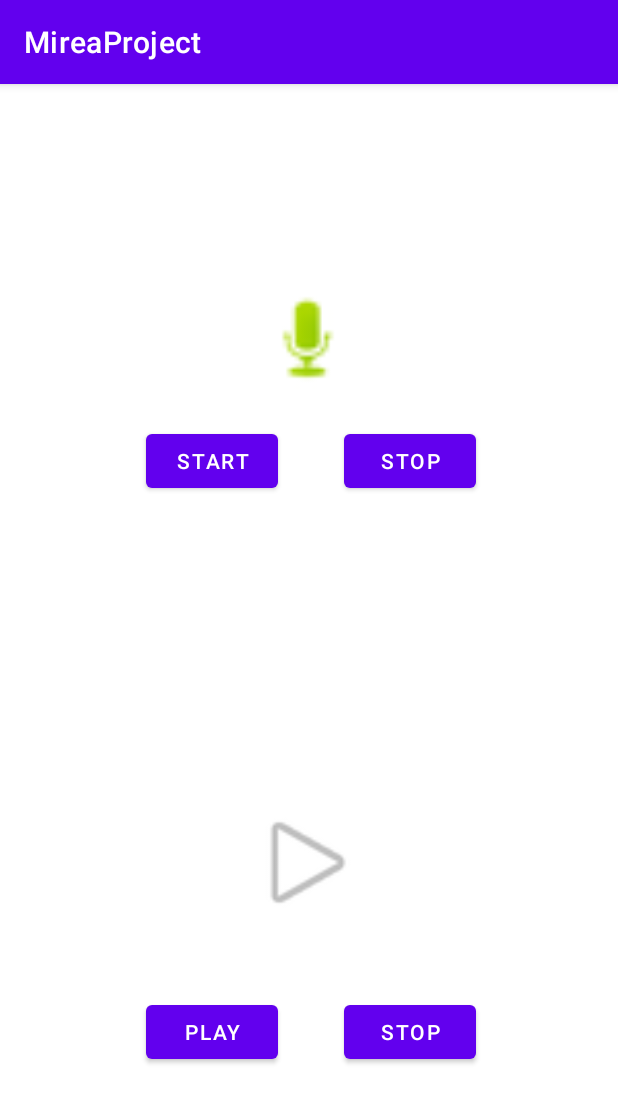
After one commit to Qlarchik/MireaProject, an Android app: the fragment AudioRecordFragment shown on its own in the app's theme, on a phone screen of 412 x 824 dp. The commit adds this screen. Shown: the top 1103 px of the screen. Run offline under Robolectric (Android 15) with nearby library versions, the phone set to English and light mode, and no system bars.

Commit message:
MireaProject: practice 5

```diff
--- /dev/null
+++ b/app/src/main/java/com/mirea/shakhnazaryan/mireaproject/AudioRecordFragment.java
@@ -0,0 +1,225 @@
+package com.mirea.shakhnazaryan.mireaproject;
+
+import android.Manifest;
+import android.content.ContentResolver;
+import android.content.ContentValues;
+import android.content.Context;
+import android.content.Intent;
+import android.content.pm.PackageManager;
+import android.media.MediaRecorder;
+import android.net.Uri;
+import android.os.Bundle;
+
+import androidx.annotation.NonNull;
+import androidx.core.app.ActivityCompat;
+import androidx.fragment.app.Fragment;
+
+import android.os.Environment;
+import android.provider.MediaStore;
+import android.util.Log;
+import android.view.LayoutInflater;
+import android.view.View;
+import android.view.ViewGroup;
+import android.widget.Button;
+import android.widget.Toast;
+
+import java.io.File;
+import java.io.IOException;
+
+/**
+ * A simple {@link Fragment} subclass.
+ * Use the {@link AudioRecordFragment#newInstance} factory method to
+ * create an instance of this fragment.
+ */
+public class AudioRecordFragment extends Fragment {
+
+    // TODO: Rename parameter arguments, choose names that match
+    // the fragment initialization parameters, e.g. ARG_ITEM_NUMBER
+    private static final String ARG_PARAM1 = "param1";
+    private static final String ARG_PARAM2 = "param2";
+
+    // TODO: Rename and change types of parameters
+    private String mParam1;
+    private String mParam2;
+
+    private static final String TAG = MainActivity.class.getSimpleName();
+    private static final int REQUEST_CODE_PERMISSION = 100;
+    private final String[] PERMISSIONS = {
+            Manifest.permission.WRITE_EXTERNAL_STORAGE,
+            Manifest.permission.RECORD_AUDIO
+    };
+    private boolean isWork;
+    private MediaRecorder mediaRecorder;
+    private File audioFile;
+
+    public AudioRecordFragment() {
+        // Required empty public constructor
+    }
+
+    /**
+     * Use this factory method to create a new instance of
+     * this fragment using the provided parameters.
+     *
+     * @param param1 Parameter 1.
+     * @param param2 Parameter 2.
+     * @return A new instance of fragment AudioRecordFragment.
+     */
+    // TODO: Rename and change types and number of parameters
+    public static AudioRecordFragment newInstance(String param1, String param2) {
+        AudioRecordFragment fragment = new AudioRecordFragment();
+        Bundle args = new Bundle();
+        args.putString(ARG_PARAM1, param1);
+        args.putString(ARG_PARAM2, param2);
+        fragment.setArguments(args);
+        return fragment;
+    }
+
+    @Override
+    public void onCreate(Bundle savedInstanceState) {
+        super.onCreate(savedInstanceState);
+        if (getArguments() != null) {
+            mParam1 = getArguments().getString(ARG_PARAM1);
+            mParam2 = getArguments().getString(ARG_PARAM2);
+        }
+    }
+
+    @Override
+    public View onCreateView(LayoutInflater inflater, ViewGroup container,
+                             Bundle savedInstanceState) {
+        // Inflate the layout for this fragment
+        View view = inflater.inflate(R.layout.fragment_audio_record, container, false);
+        Button startRecordButton = view.findViewById(R.id.startRecording);
+        Button stopRecordButton = view.findViewById(R.id.stopRecording);
+        Button startButton = view.findViewById(R.id.startButton);
+        Button stopButton = view.findViewById(R.id.stopButton);
+
+        mediaRecorder = new MediaRecorder();
+        isWork = hasPermissions(getActivity().getApplicationContext(), PERMISSIONS);
+        if (!isWork) {
+            ActivityCompat.requestPermissions(getActivity(), PERMISSIONS,
+                    REQUEST_CODE_PERMISSION);
+        }
+
+        startRecordButton.setOnClickListener(new View.OnClickListener() {
+            @Override
+            public void onClick(View view) {
+                try {
+                    startRecordButton.setEnabled(false);
+                    stopRecordButton.setEnabled(true);
+                    stopRecordButton.requestFocus();
+                    startRecording();
+                } catch (Exception e) {
+                    Log.e(TAG, "Caught io exception " + e.getMessage());
+                }
+            }
+        });
+
+        stopRecordButton.setOnClickListener(new View.OnClickListener() {
+            @Override
+            public void onClick(View view) {
+                startRecordButton.setEnabled(true);
+                stopRecordButton.setEnabled(false);
+                startRecordButton.requestFocus();
+                stopRecording();
+                processAudioFile();
+
+            }
+        });
+
+        startButton.setOnClickListener(new View.OnClickListener() {
+            @Override
+            public void onClick(View view) {
+                getActivity().startService(new Intent(getActivity(), PlayerService.class));
+            }
+        });
+
+        stopButton.setOnClickListener(new View.OnClickListener() {
+            @Override
+            public void onClick(View view) {
+                getActivity().stopService(new Intent(getActivity(), PlayerService.class));
+            }
+        });
+
+        return view;
+    }
+
+    private static boolean hasPermissions(Context context, String... permissions) {
+        if (context != null && permissions != null) {
+            for (String permission : permissions) {
+                if (ActivityCompat.checkSelfPermission(context, permission) != PackageManager.PERMISSION_GRANTED) {
+                    return false;
+                }
+            }
+        }
+        return true;
+    }
+
+    @Override
+    public void onRequestPermissionsResult(int requestCode, @NonNull String[] permissions, @NonNull int[] grantResults) {
+        super.onRequestPermissionsResult(requestCode, permissions, grantResults);
+        if (requestCode == REQUEST_CODE_PERMISSION) {
+            // permission granted
+            isWork = grantResults.length > 0
+                    && grantResults[0] == PackageManager.PERMISSION_GRANTED;
+        }
+    }
+
+    private void startRecording() throws IOException {
+        // проверка доступности sd - карты
+        String state = Environment.getExternalStorageState();
+        if (Environment.MEDIA_MOUNTED.equals(state) ||
+                Environment.MEDIA_MOUNTED_READ_ONLY.equals(state)) {
+            Log.d(TAG, "sd-card success");
+            // выбор источника звука
+            assert false;
+            mediaRecorder.setAudioSource(MediaRecorder.AudioSource.MIC);
+            // выбор формата данных
+            mediaRecorder.setOutputFormat(MediaRecorder.OutputFormat.THREE_GPP);
+            // выбор кодека
+            mediaRecorder.setAudioEncoder(MediaRecorder.AudioEncoder.AMR_NB);
+            if (audioFile == null) {
+                // Создаём директорию для файла на устройстве
+                String root = Environment.getExternalStorageDirectory().toString();
+                File myDir = new File(root + "/saved_audio");
+                if (!myDir.exists()){myDir.mkdirs();}
+                // Создаём файл
+                String fileName = "audio.3gp";
+                audioFile = new File(myDir, fileName);
+                // Чтобы видеть наш новый файл в gallery view
+                getActivity().sendBroadcast(new Intent(Intent.ACTION_MEDIA_MOUNTED,
+                        Uri.parse("file://" + Environment.getExternalStorageDirectory())));
+            }
+            mediaRecorder.setOutputFile(audioFile.getAbsolutePath());
+            mediaRecorder.prepare();
+            mediaRecorder.start();
+            Toast.makeText(getActivity(), "Recording started!", Toast.LENGTH_SHORT).show();
+        }
+    }
+
+    private void stopRecording() {
+        if (mediaRecorder != null) {
+            Log.d(TAG, "stopRecording");
+            mediaRecorder.stop();
+            mediaRecorder.reset();
+            mediaRecorder.release();
+            Toast.makeText(getActivity().getApplicationContext(), "You are not recording right now!", Toast.LENGTH_SHORT).show();
+        }
+    }
+
+    private void processAudioFile() {
+        Log.d(TAG, "processAudioFile");
+        ContentValues values = new ContentValues(4);
+        long current = System.currentTimeMillis();
+        // установка meta данных созданному файлу
+        values.put(MediaStore.Audio.Media.TITLE, "audio" + audioFile.getName());
+        values.put(MediaStore.Audio.Media.DATE_ADDED, (int) (current / 1000));
+        values.put(MediaStore.Audio.Media.MIME_TYPE, "audio/3gpp");
+        values.put(MediaStore.Audio.Media.DATA, audioFile.getAbsolutePath());
+        ContentResolver contentResolver = getActivity().getContentResolver();
+        Log.d(TAG, "audioFile: " + audioFile.canRead());
+        Uri baseUri = MediaStore.Audio.Media.EXTERNAL_CONTENT_URI;
+        Uri newUri = contentResolver.insert(baseUri, values);
+        // оповещение системы о новом файле
+        getActivity().sendBroadcast(new Intent(Intent.ACTION_MEDIA_SCANNER_SCAN_FILE, newUri));
+    }
+}
--- a/app/src/main/java/com/mirea/shakhnazaryan/mireaproject/MainActivity.java
+++ b/app/src/main/java/com/mirea/shakhnazaryan/mireaproject/MainActivity.java
@@ -41,7 +41,8 @@ public class MainActivity extends AppCompatActivity {
         // Passing each menu ID as a set of Ids because each
         // menu should be considered as top level destinations.
         mAppBarConfiguration = new AppBarConfiguration.Builder(
-                R.id.nav_home, R.id.nav_gallery, R.id.nav_slideshow, R.id.calculateFragment, R.id.webViewFragment, R.id.musicPlayerFragment)
+                R.id.nav_home, R.id.nav_gallery, R.id.nav_slideshow, R.id.calculateFragment, R.id.webViewFragment,
+                R.id.musicPlayerFragment, R.id.sensorsFragment, R.id.cameraFragment, R.id.audioRecordFragment)
                 .setOpenableLayout(drawer)
                 .build();
         NavController navController = Navigation.findNavController(this, R.id.nav_host_fragment_content_main);
--- /dev/null
+++ b/app/src/main/res/layout/fragment_audio_record.xml
@@ -0,0 +1,85 @@
+<?xml version="1.0" encoding="utf-8"?>
+<FrameLayout xmlns:android="http://schemas.android.com/apk/res/android"
+    xmlns:app="http://schemas.android.com/apk/res-auto"
+    xmlns:tools="http://schemas.android.com/tools"
+    android:layout_width="match_parent"
+    android:layout_height="match_parent"
+    tools:context=".AudioRecordFragment">
+
+    <androidx.constraintlayout.widget.ConstraintLayout
+        android:layout_width="match_parent"
+        android:layout_height="match_parent">
+
+        <Button
+            android:id="@+id/startButton"
+            android:layout_width="wrap_content"
+            android:layout_height="wrap_content"
+            android:text="Play"
+            app:layout_constraintBottom_toBottomOf="parent"
+            app:layout_constraintEnd_toEndOf="parent"
+            app:layout_constraintHorizontal_bias="0.3"
+            app:layout_constraintStart_toStartOf="parent"
+            app:layout_constraintTop_toTopOf="parent"
+            app:layout_constraintVertical_bias="0.844" />
+
+        <Button
+            android:id="@+id/stopButton"
+            android:layout_width="wrap_content"
+            android:layout_height="wrap_content"
+            android:text="Stop"
+            app:layout_constraintBottom_toBottomOf="parent"
+            app:layout_constraintEnd_toEndOf="parent"
+            app:layout_constraintHorizontal_bias="0.708"
+            app:layout_constraintStart_toStartOf="parent"
+            app:layout_constraintTop_toTopOf="parent"
+            app:layout_constraintVertical_bias="0.844" />
+
+        <Button
+            android:id="@+id/startRecording"
+            android:layout_width="wrap_content"
+            android:layout_height="wrap_content"
+            android:text="Start"
+            app:layout_constraintBottom_toBottomOf="parent"
+            app:layout_constraintEnd_toEndOf="parent"
+            app:layout_constraintHorizontal_bias="0.3"
+            app:layout_constraintStart_toStartOf="parent"
+            app:layout_constraintTop_toTopOf="parent"
+            app:layout_constraintVertical_bias="0.316" />
+
+        <Button
+            android:id="@+id/stopRecording"
+            android:layout_width="wrap_content"
+            android:layout_height="wrap_content"
+            android:text="Stop"
+            app:layout_constraintBottom_toBottomOf="parent"
+            app:layout_constraintEnd_toEndOf="parent"
+            app:layout_constraintHorizontal_bias="0.708"
+            app:layout_constraintStart_toStartOf="parent"
+            app:layout_constraintTop_toTopOf="parent"
+            app:layout_constraintVertical_bias="0.316" />
+
+        <ImageView
+            android:id="@+id/imageView4"
+            android:layout_width="80dp"
+            android:layout_height="66dp"
+            android:src="@android:drawable/presence_audio_online"
+            app:layout_constraintBottom_toBottomOf="parent"
+            app:layout_constraintEnd_toEndOf="parent"
+            app:layout_constraintHorizontal_bias="0.498"
+            app:layout_constraintStart_toStartOf="parent"
+            app:layout_constraintTop_toTopOf="parent"
+            app:layout_constraintVertical_bias="0.196" />
+
+        <ImageView
+            android:id="@+id/imageView5"
+            android:layout_width="80dp"
+            android:layout_height="82dp"
+            android:src="@android:drawable/ic_media_play"
+            app:layout_constraintBottom_toBottomOf="parent"
+            app:layout_constraintEnd_toEndOf="parent"
+            app:layout_constraintHorizontal_bias="0.498"
+            app:layout_constraintStart_toStartOf="parent"
+            app:layout_constraintTop_toTopOf="parent"
+            app:layout_constraintVertical_bias="0.697" />
+    </androidx.constraintlayout.widget.ConstraintLayout>
+</FrameLayout>
--- /dev/null
+++ b/app/src/main/res/xml/filepaths.xml
@@ -0,0 +1,6 @@
+<?xml version="1.0" encoding="utf-8"?>
+<paths>
+    <external-path
+        name="mediaimages"
+        path="." />
+</paths>
```
Also changed, not shown: app/src/main/AndroidManifest.xml (+11 -1 lines), app/src/main/java/com/mirea/shakhnazaryan/mireaproject/CameraFragment.java (added, +155 -0 lines), app/src/main/java/com/mirea/shakhnazaryan/mireaproject/SensorsFragment.java (added, +109 -0 lines), app/src/main/res/layout/fragment_camera.xml (added, +50 -0 lines), app/src/main/res/layout/fragment_sensors.xml (added, +49 -0 lines), app/src/main/res/menu/activity_main_drawer.xml (+12 -0 lines), app/src/main/res/navigation/mobile_navigation.xml (+15 -0 lines).
